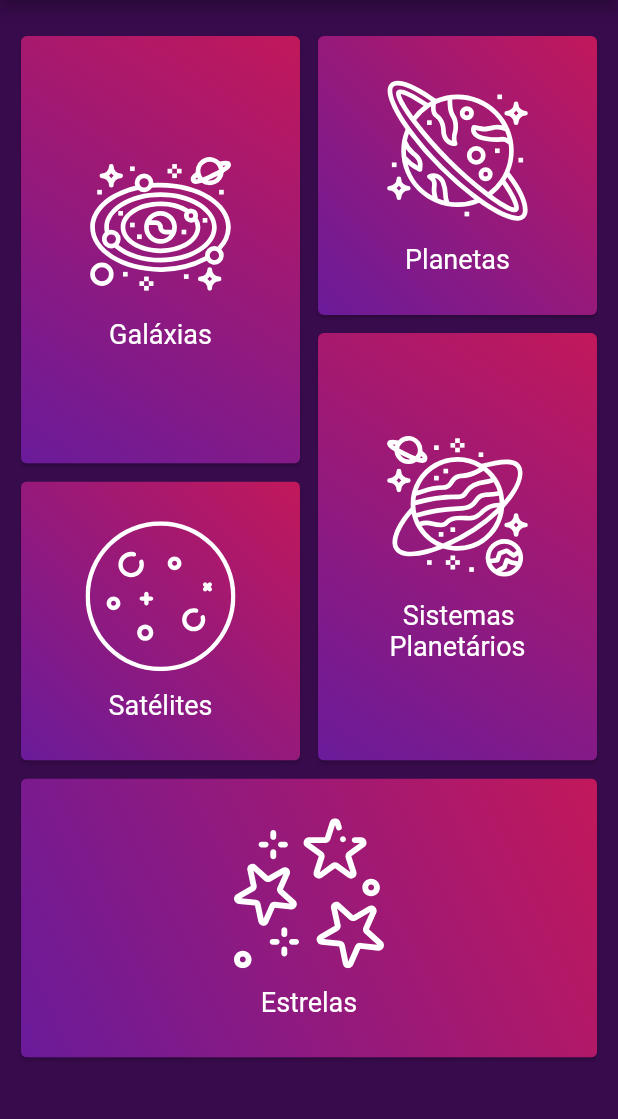
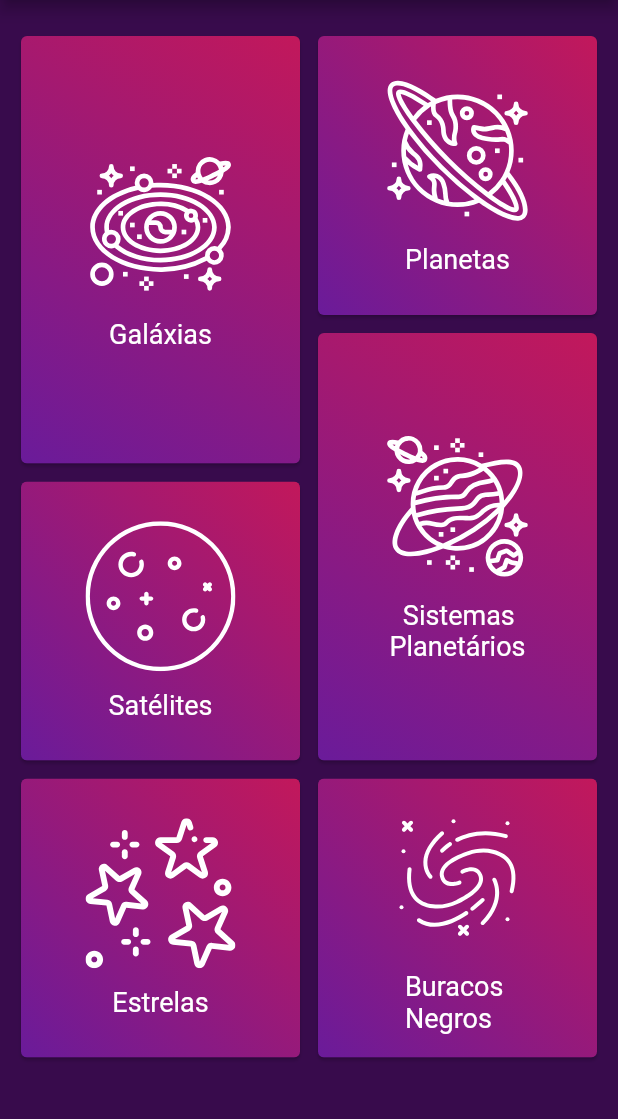
Before and after one commit to maya-sb/galaxy-flutter, a Flutter app: the Home screen opened by its route, on a phone screen of 412 x 824 dp, the part 84-1203 px from its top. Run offline on Flutter 3.47's test engine with Material 2 defaults, Android fonts, the phone set to English and light mode, and no system bars; our stand-ins replace firebase_auth, flare_flutter, flutter_custom_clippers, flutter_masked_text, flutter_svg; missing offline and left inert: dart:ffi; accounts and stored records are empty.

Commit message:
add blackhole to home

```diff
--- a/lib/screens/Home.dart
+++ b/lib/screens/Home.dart
@@ -27,7 +27,8 @@ class _HomeState extends State<Home> {
     const StaggeredTile.count(2, 2),
     const StaggeredTile.count(2, 3),
     const StaggeredTile.count(2, 2),
-    const StaggeredTile.count(4, 2),
+    const StaggeredTile.count(2, 2),
+    const StaggeredTile.count(2, 2),
   ];
 
 
@@ -37,6 +38,7 @@ class _HomeState extends State<Home> {
     const _Card('  Sistemas\nPlanetários','assets/svg/galaxy.svg'),
     const _Card('Satélites','assets/svg/moon2.svg'),
     const _Card('Estrelas','assets/svg/stars.svg'),
+    const _Card('Buracos \nNegros', 'assets/svg/blackhole.svg')
   ];
 
   _signOut() async {
--- a/lib/widgets/Cards.dart
+++ b/lib/widgets/Cards.dart
@@ -2,7 +2,7 @@ import 'package:flutter/material.dart';
 import 'package:flutter_svg/svg.dart';
 
 class OrbitingCard extends StatelessWidget {
-  const OrbitingCard({this.title, this.svg, this.editable = false});
+  const OrbitingCard({this.title, this.svg, this.editable: false});
 
   final title;
   final svg;
@@ -49,7 +49,7 @@ class OrbitingCard extends StatelessWidget {
 }
 
 class GasCard extends StatelessWidget {
-  const GasCard ({this.title, this.index, this.editable = false});
+  const GasCard ({this.title, this.index, this.editable: false});
 
   final title;
   final index;
--- a/pubspec.yaml
+++ b/pubspec.yaml
@@ -74,6 +74,7 @@ flutter:
     - assets/svg/star4.svg
     - assets/svg/star3.svg
     - assets/svg/stars.svg
+    - assets/svg/blackhole.svg
     - assets/animations/pinkPlanet.flr
     - assets/animations/planetList.flr
 
```
Also changed, not shown: assets/svg/blackhole.svg (added).
